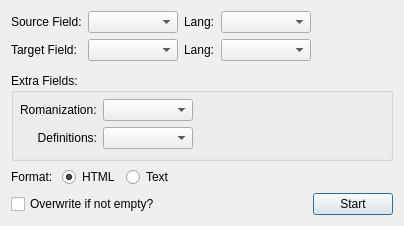
Qt form form.ui (kelciour/google-translate) before a commit.
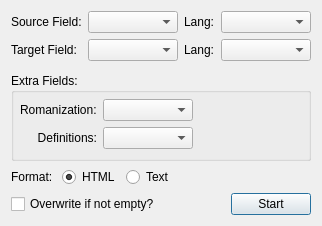
The same form after that commit.

Commit message: Adjust window width

```diff
--- a/form.ui
+++ b/form.ui
@@ -6,7 +6,7 @@
    <rect>
     <x>0</x>
     <y>0</y>
-    <width>404</width>
+    <width>313</width>
     <height>214</height>
    </rect>
   </property>
```
